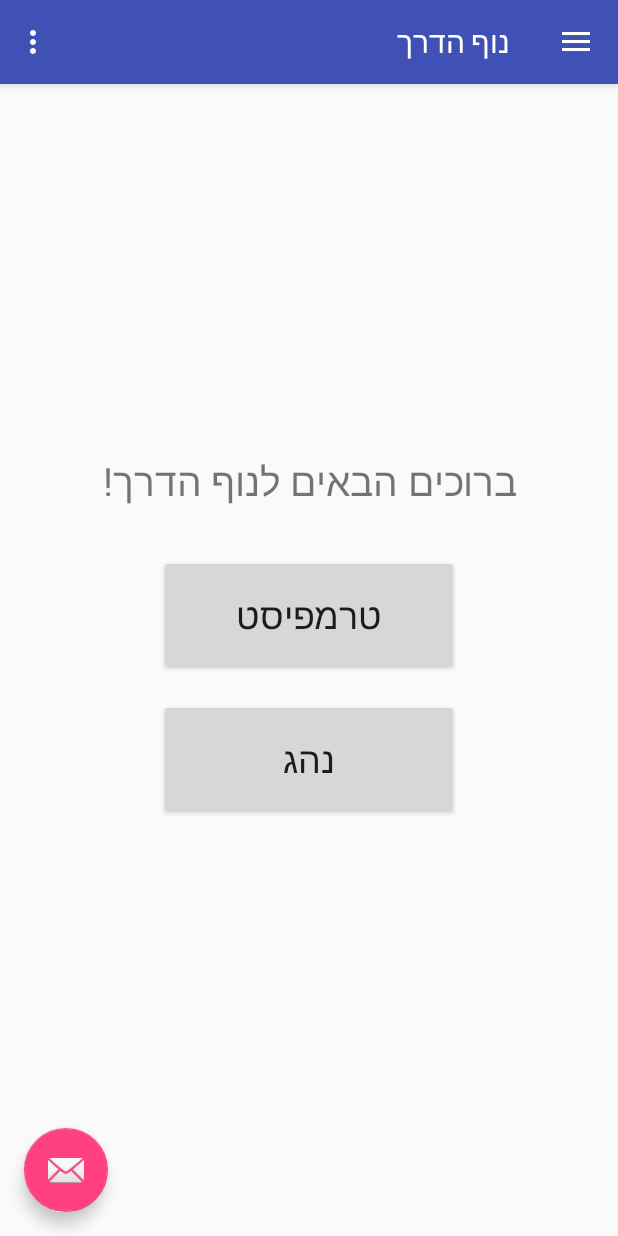
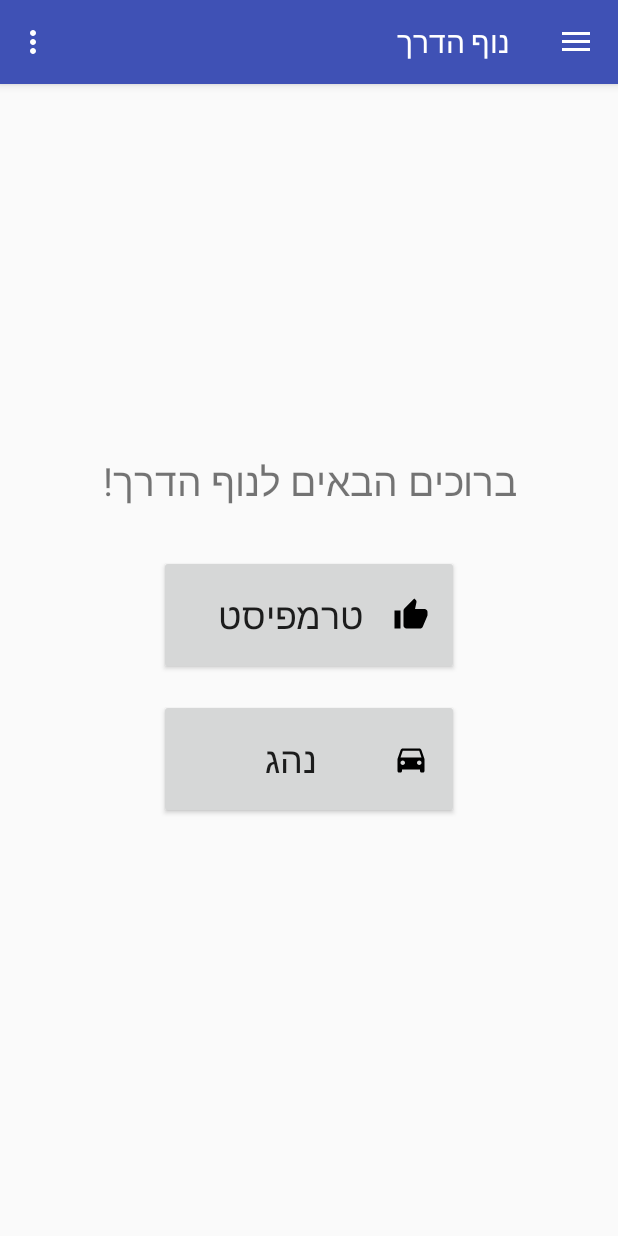
Before and after one commit to olegc/NofHaderech, an Android app: the screen it shows after launch (MainActivity), on a phone screen of 412 x 824 dp. Run offline under Robolectric (Android 15) with nearby library versions, the light colour scheme and no system bars; 2 statements that could not run were skipped.

Commit message:
Handling navigation between driver and rider pages

```diff
--- /dev/null
+++ b/app/src/main/res/drawable/ic_home.xml
@@ -0,0 +1,9 @@
+<vector xmlns:android="http://schemas.android.com/apk/res/android"
+        android:width="24dp"
+        android:height="24dp"
+        android:viewportWidth="24.0"
+        android:viewportHeight="24.0">
+    <path
+        android:fillColor="#FF000000"
+        android:pathData="M10,20v-6h4v6h5v-8h3L12,3 2,12h3v8z"/>
+</vector>
--- a/app/src/main/res/layout/app_bar_main.xml
+++ b/app/src/main/res/layout/app_bar_main.xml
@@ -30,6 +30,7 @@
         android:layout_height="wrap_content"
         android:layout_gravity="bottom|end"
         android:layout_margin="@dimen/fab_margin"
-        app:srcCompat="@android:drawable/ic_dialog_email" />
+        app:srcCompat="@android:drawable/ic_dialog_email"
+        android:visibility="invisible"/>
 
 </android.support.design.widget.CoordinatorLayout>
--- a/app/src/main/res/layout/content_main.xml
+++ b/app/src/main/res/layout/content_main.xml
@@ -41,7 +41,9 @@
             android:textSize="24sp"
             app:layout_constraintLeft_toLeftOf="parent"
             app:layout_constraintRight_toRightOf="parent"
-            app:layout_constraintTop_toBottomOf="@+id/main_header" />
+            app:layout_constraintTop_toBottomOf="@+id/main_header"
+            android:drawableStart="@drawable/ic_rider"
+            android:padding="20sp"/>
 
         <Button
             android:id="@+id/driver_button"
@@ -55,7 +57,9 @@
             app:layout_constraintBottom_toBottomOf="parent"
             app:layout_constraintLeft_toLeftOf="parent"
             app:layout_constraintRight_toRightOf="parent"
-            app:layout_constraintTop_toBottomOf="@+id/rider_button" />
+            app:layout_constraintTop_toBottomOf="@+id/rider_button"
+            android:drawableStart="@drawable/ic_driver"
+            android:padding="20sp"/>
 
     </android.support.constraint.ConstraintLayout>
 
--- a/app/src/main/res/menu/activity_main_drawer.xml
+++ b/app/src/main/res/menu/activity_main_drawer.xml
@@ -2,6 +2,10 @@
 <menu xmlns:android="http://schemas.android.com/apk/res/android">
 
     <group android:checkableBehavior="single">
+        <item
+            android:id="@+id/nav_home"
+            android:icon="@drawable/ic_home"
+            android:title="ראשי" />
         <item
             android:id="@+id/nav_rider"
             android:icon="@drawable/ic_rider"
```
Also changed, not shown: app/src/main/java/nofhaderech/nof/com/nofhaderech/MainActivity.java (+23 -8 lines).
